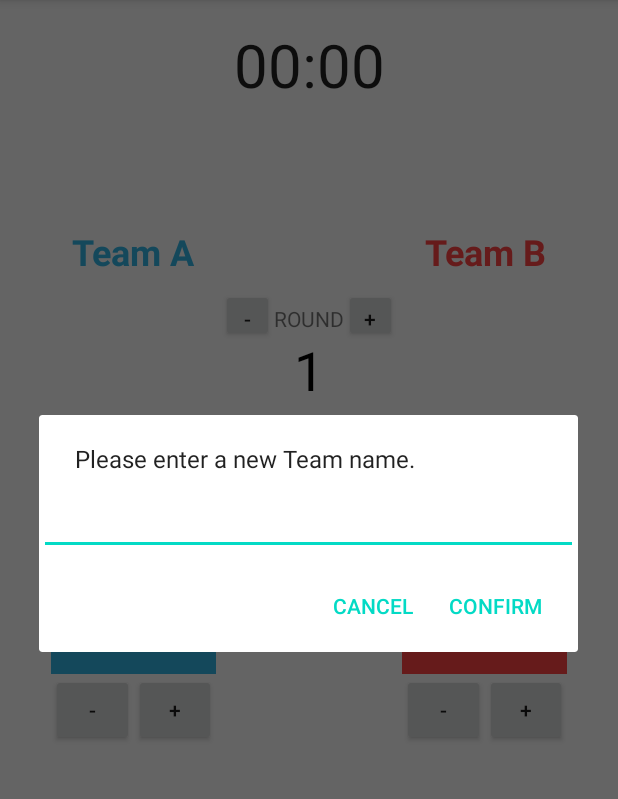
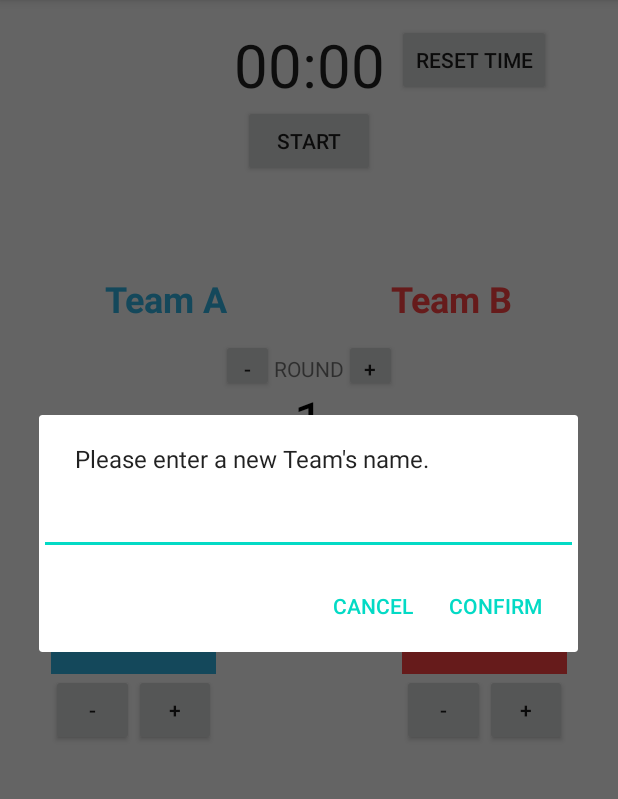
Before and after one commit to lamys12sing/Scoreboard, an Android app: the screen it shows after launch (MainActivity), after a tap on "Team A", on a phone screen of 412 x 824 dp, the part 84-883 px from its top. Run offline under Robolectric (Android 15) with nearby library versions, the phone set to English and light mode, and no system bars; 3 other taps on this screen came first.

Commit message:
complete function of timer and add chinese translation

```diff
--- a/app/src/main/java/com/example/scoreboard/MainActivity.java
+++ b/app/src/main/java/com/example/scoreboard/MainActivity.java
@@ -5,10 +5,13 @@ import androidx.appcompat.app.AppCompatActivity;
 
 import android.content.DialogInterface;
 import android.os.Bundle;
+import android.os.SystemClock;
 import android.util.Log;
 import android.view.View;
 import android.widget.Button;
+import android.widget.Chronometer;
 import android.widget.EditText;
+import android.widget.ImageView;
 import android.widget.TextView;
 
 import com.example.scoreboard.Module.Round;
@@ -29,6 +32,12 @@ public class MainActivity extends AppCompatActivity {
     private Button button_reset_score;
     private Button button_min_round;
     private Button button_add_round;
+    private Button button_timer;
+    private Button button_reset_time;
+    private Chronometer timer;
+
+    private boolean timerIsRunning;
+    private long timeDifferent; //Stroe the time different between start and pause time of the timer.
 
     private Team teamA = new Team();
     private Team teamB = new Team();
@@ -69,6 +78,10 @@ public class MainActivity extends AppCompatActivity {
         button_reset_score = findViewById(R.id.button_reset_score);
         button_min_round = findViewById(R.id.button_min_round);
         button_add_round = findViewById(R.id.button_add_round);
+        button_timer = findViewById(R.id.button_timer);
+        button_reset_time = findViewById(R.id.button_reset_time);
+
+        timer = findViewById(R.id.timer);
     }
 
     private void setListenerForViews(){
@@ -82,6 +95,10 @@ public class MainActivity extends AppCompatActivity {
 
         button_min_round.setOnClickListener(roundListener);
         button_add_round.setOnClickListener(roundListener);
+
+        button_timer.setOnClickListener(timerListener);
+
+        button_reset_time.setOnClickListener(resetTimeListener);
     }
 
     private Button.OnClickListener teamAListener = new Button.OnClickListener(){
@@ -182,4 +199,47 @@ public class MainActivity extends AppCompatActivity {
             }
         }
     };
+
+    private Button.OnClickListener timerListener = new Button.OnClickListener(){
+        @Override
+        public void onClick(View v) {
+            if (!timerIsRunning){
+                button_timer.setText(R.string.stop);
+                button_reset_time.setVisibility(View.GONE);
+                startTimer();
+                timerIsRunning = true;
+            } else {
+                button_timer.setText(R.string.start);
+                button_reset_time.setVisibility(View.VISIBLE);
+                pauseTimer();
+                timerIsRunning = false;
+            }
+        }
+    };
+
+    private void startTimer(){
+        if (!timerIsRunning){
+            timer.setBase(SystemClock.elapsedRealtime() - timeDifferent);
+            timer.start();
+        }
+    }
+
+    private void pauseTimer(){
+        if (timerIsRunning){
+            timer.stop();
+            timeDifferent = SystemClock.elapsedRealtime() - timer.getBase();
+        }
+    }
+
+    private Button.OnClickListener resetTimeListener = new Button.OnClickListener(){
+        @Override
+        public void onClick(View v) {
+            resetTimer();
+        }
+    };
+
+    private void resetTimer(){
+        timer.setBase(SystemClock.elapsedRealtime());
+        timeDifferent = 0;
+    }
 }
--- /dev/null
+++ b/app/src/main/res/drawable/stop_timer.xml
@@ -0,0 +1,5 @@
+<vector android:height="24dp" android:tint="#FF0000"
+    android:viewportHeight="24" android:viewportWidth="24"
+    android:width="24dp" xmlns:android="http://schemas.android.com/apk/res/android">
+    <path android:fillColor="@android:color/white" android:pathData="M6,6h12v12H6z"/>
+</vector>
--- a/app/src/main/res/layout/activity_main.xml
+++ b/app/src/main/res/layout/activity_main.xml
@@ -19,20 +19,46 @@
         app:layout_constraintStart_toStartOf="parent"
         app:layout_constraintTop_toTopOf="parent" />
 
+    <Button
+        android:id="@+id/button_reset_time"
+        android:layout_width="wrap_content"
+        android:layout_height="wrap_content"
+        android:layout_marginStart="8dp"
+        android:layout_marginLeft="8dp"
+        android:text="@string/reset_time"
+        android:textAllCaps="true"
+        android:visibility="gone"
+        app:layout_constraintLeft_toRightOf="@+id/timer"
+        app:layout_constraintStart_toEndOf="@+id/timer"
+        app:layout_constraintTop_toTopOf="parent" />
+
+    <Button
+        android:id="@+id/button_timer"
+        android:layout_width="wrap_content"
+        android:layout_height="wrap_content"
+        android:text="@string/start"
+        android:textAllCaps="true"
+        app:layout_constraintEnd_toEndOf="parent"
+        app:layout_constraintLeft_toLeftOf="parent"
+        app:layout_constraintRight_toRightOf="parent"
+        app:layout_constraintStart_toStartOf="parent"
+        app:layout_constraintTop_toBottomOf="@+id/timer" />
+
     <TextView
         android:id="@+id/textView_title_A"
         style="@style/team_title"
-        android:layout_width="wrap_content"
+        android:layout_width="0dp"
         android:layout_height="wrap_content"
         android:clickable="true"
         android:text="Team A"
         android:textColor="@color/teamA"
         app:layout_constraintBottom_toTopOf="@+id/textView_scoreA"
-        app:layout_constraintEnd_toStartOf="@+id/button_reset_score"
+        app:layout_constraintEnd_toStartOf="@+id/textView_title_B"
+        app:layout_constraintHorizontal_weight="1"
         app:layout_constraintLeft_toLeftOf="parent"
-        app:layout_constraintRight_toLeftOf="@+id/button_reset_score"
+        app:layout_constraintRight_toLeftOf="@+id/textView_title_B"
         app:layout_constraintStart_toStartOf="parent"
-        app:layout_constraintTop_toTopOf="parent" />
+        app:layout_constraintTop_toBottomOf="@+id/timer" />
 
     <Button
         android:id="@+id/button_min_round"
@@ -41,8 +67,7 @@
         android:text="-"
         app:layout_constraintBaseline_toBaselineOf="@+id/text_round"
         app:layout_constraintEnd_toStartOf="@+id/text_round"
-        app:layout_constraintRight_toLeftOf="@id/text_round"
-        app:layout_constraintTop_toBottomOf="@+id/textView_round" />
+        app:layout_constraintRight_toLeftOf="@id/text_round" />
 
     <TextView
         android:id="@+id/textView_round"
@@ -70,7 +95,7 @@
         app:layout_constraintRight_toRightOf="parent"
         app:layout_constraintStart_toStartOf="parent"
         app:layout_constraintTop_toBottomOf="@+id/timer"
-        app:layout_constraintVertical_bias="0.20" />
+        app:layout_constraintVertical_bias="0.25" />
 
     <Button
         android:id="@+id/button_add_round"
@@ -79,23 +104,23 @@
         android:text="+"
         app:layout_constraintBaseline_toBaselineOf="@+id/text_round"
         app:layout_constraintLeft_toRightOf="@id/text_round"
-        app:layout_constraintStart_toEndOf="@+id/text_round"
-        app:layout_constraintTop_toBottomOf="@+id/textView_round" />
+        app:layout_constraintStart_toEndOf="@+id/text_round" />
 
     <TextView
         android:id="@+id/textView_title_B"
         style="@style/team_title"
-        android:layout_width="wrap_content"
+        android:layout_width="0dp"
         android:layout_height="wrap_content"
         android:clickable="true"
         android:text="Team B"
         android:textColor="@color/teamB"
         app:layout_constraintBottom_toTopOf="@+id/textView_scoreB"
         app:layout_constraintEnd_toEndOf="parent"
-        app:layout_constraintLeft_toRightOf="@+id/button_reset_score"
+        app:layout_constraintHorizontal_weight="1"
+        app:layout_constraintLeft_toRightOf="@+id/textView_title_A"
         app:layout_constraintRight_toRightOf="parent"
-        app:layout_constraintStart_toEndOf="@+id/button_reset_score"
-        app:layout_constraintTop_toTopOf="parent" />
+        app:layout_constraintStart_toEndOf="@+id/textView_title_A"
+        app:layout_constraintTop_toBottomOf="@+id/timer" />
 
     <TextView
         android:id="@+id/textView_scoreA"
--- a/app/src/main/res/values/strings.xml
+++ b/app/src/main/res/values/strings.xml
@@ -1,8 +1,11 @@
 <resources>
     <string name="app_name">Scoreboard</string>
     <string name="round">Round</string>
-    <string name="reset">reset</string>
-    <string name="input_team_name">Please enter a new Team name.</string>
+    <string name="reset">Reset</string>
+    <string name="input_team_name">Please enter a new Team\'s name.</string>
     <string name="confirm">Confirm</string>
     <string name="cancel">Cancel</string>
+    <string name="start">Start</string>
+    <string name="stop">Stop</string>
+    <string name="reset_time">Reset Time</string>
 </resources>
--- a/app/src/main/res/values/styles.xml
+++ b/app/src/main/res/values/styles.xml
@@ -11,6 +11,8 @@
         <item name="android:gravity">center</item>
         <item name="android:textSize">24sp</item>
         <item name="android:textStyle">bold</item>
+        <item name="android:lines">2</item>
+        <item name="android:layout_marginTop">8dp</item>
     </style>
 
     <style name="score">
```
Also changed, not shown: 1 other file.
